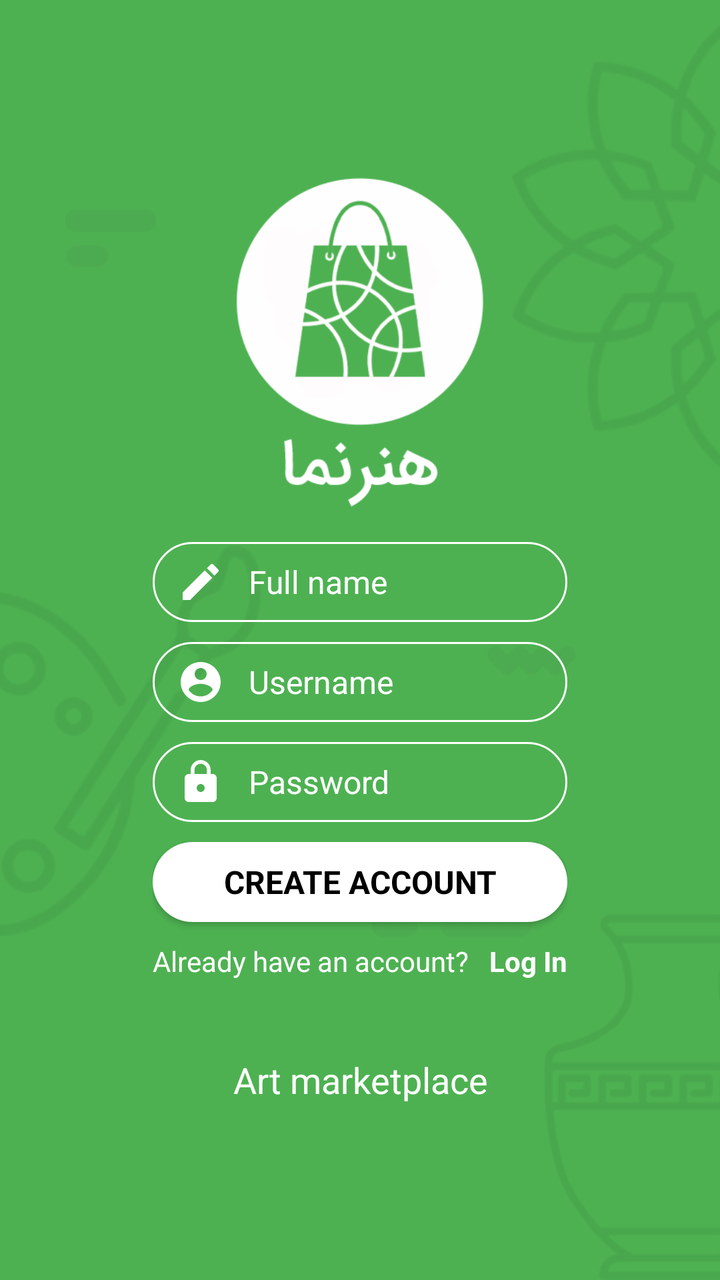
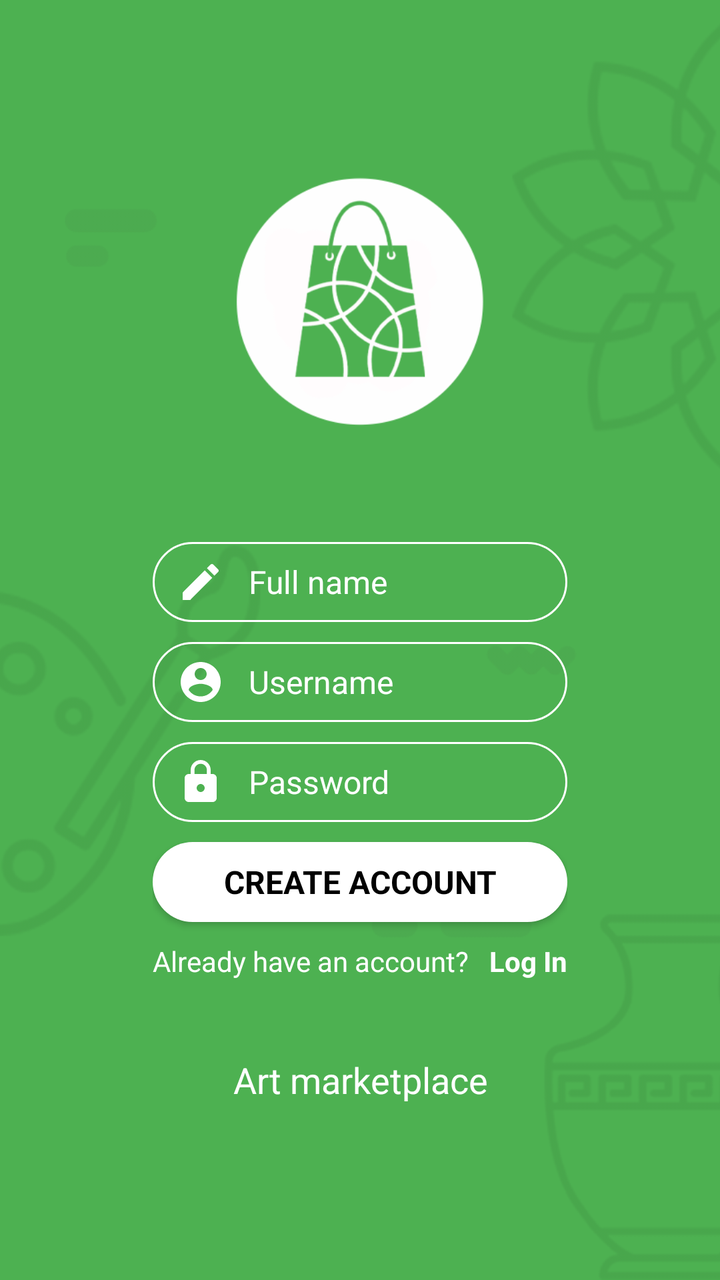

Before-and-after screenshots of an Android layout around one commit, followed by the original layout XML and the change that was made.
<!-- AndroidManifest.xml: application theme AppTheme -->
<!-- res/layout/activity_register.xml -->
<?xml version="1.0" encoding="utf-8"?>
<RelativeLayout xmlns:android="http://schemas.android.com/apk/res/android"
    xmlns:tools="http://schemas.android.com/tools"
    android:layout_width="match_parent"
    android:layout_height="match_parent"
    android:background="@color/colorPrimary">

    <ImageView
        android:layout_width="match_parent"
        android:layout_height="match_parent"
        android:scaleType="centerCrop"
        android:src="@drawable/splash_bg" />

    <include
        layout="@layout/include_brand_logo"
        android:layout_width="180dp"
        android:layout_height="180dp"
        android:layout_centerHorizontal="true"
        android:layout_marginTop="80dp" />

    <LinearLayout
        android:layout_width="wrap_content"
        android:layout_height="wrap_content"
        android:layout_alignParentBottom="true"
        android:layout_centerHorizontal="true"
        android:gravity="center"
        android:orientation="vertical">


        <EditText
            android:id="@+id/register_name"
            android:layout_width="match_parent"
            android:layout_height="40dp"
            android:background="@drawable/edit_round"
            android:drawableStart="@drawable/ic_edit"
            android:drawablePadding="12dp"
            android:ems="10"
            android:hint="@string/hint_user_name"
            android:inputType="textPersonName"
            android:paddingStart="12dp"
            android:paddingEnd="12dp"
            android:textColor="@android:color/white"
            android:textColorHint="@android:color/white"
            android:textSize="16sp"
            tools:ignore="RtlCompat" />

        <EditText
            android:id="@+id/register_username"
            android:layout_width="match_parent"
            android:layout_height="40dp"
            android:layout_marginTop="@dimen/spacing_middle"
            android:background="@drawable/edit_round"
            android:drawableStart="@drawable/ic_account"
            android:drawablePadding="12dp"
            android:ems="10"
            android:hint="@string/hint_user_username"
            android:inputType="textEmailAddress"
            android:paddingStart="12dp"
            android:paddingEnd="12dp"
            android:textColor="@android:color/white"
            android:textColorHint="@android:color/white"
            android:textSize="16sp"
            tools:ignore="RtlCompat" />

        <EditText
            android:id="@+id/register_password"
            android:layout_width="match_parent"
            android:layout_height="40dp"
            android:layout_marginTop="@dimen/spacing_middle"
            android:background="@drawable/edit_round"
            android:drawableStart="@drawable/ic_lock"
            android:drawablePadding="12dp"
            android:ems="10"
            android:hint="@string/hint_user_password"
            android:imeOptions="actionDone"
            android:inputType="textPassword"
            android:paddingStart="12dp"
            android:paddingEnd="12dp"
            android:textColor="@android:color/white"
            android:textColorHint="@android:color/white"
            android:textSize="16sp"
            tools:ignore="RtlCompat" />

        <Button
            android:id="@+id/register_button"
            android:layout_width="match_parent"
            android:layout_height="40dp"
            android:layout_marginTop="@dimen/spacing_middle"
            android:background="@drawable/button_round"
            android:text="@string/register"
            android:textColor="@android:color/black"
            android:textSize="16sp"
            android:textStyle="bold" />

        <LinearLayout
            android:layout_width="wrap_content"
            android:layout_height="wrap_content"
            android:layout_marginTop="@dimen/spacing_middle"
            android:gravity="center"
            android:orientation="horizontal">

            <TextView
                android:layout_width="wrap_content"
                android:layout_height="wrap_content"
                android:text="@string/have_account"
                android:textColor="@android:color/white"
                android:textSize="14sp" />

            <TextView
                android:id="@+id/login_page_button"
                android:layout_width="wrap_content"
                android:layout_height="wrap_content"
                android:layout_marginStart="@dimen/spacing_middle"
                android:text="@string/login"
                android:textColor="@android:color/white"
                android:textSize="14sp"
                android:textStyle="bold"
                tools:ignore="RtlCompat" />

        </LinearLayout>

        <TextView
            android:layout_width="200dp"
            android:layout_height="100dp"
            android:layout_marginBottom="@dimen/spacing_xxlarge"
            android:gravity="center"
            android:text="@string/app_tag_line"
            android:textAppearance="@style/Base.TextAppearance.AppCompat.Medium"
            android:textColor="@android:color/white" />

    </LinearLayout>

</RelativeLayout>
<!-- res/layout/include_brand_logo.xml (included above) -->
<?xml version="1.0" encoding="utf-8"?>
<ImageView xmlns:android="http://schemas.android.com/apk/res/android"
    android:layout_width="180dp"
    android:layout_height="180dp"
    android:contentDescription="@string/app_name"
    android:scaleType="centerInside"
    android:src="@drawable/main_logo" />
<!-- resources referenced by this layout -->
<resources>
  <color name="colorPrimary">#4DB151</color>
  <dimen name="spacing_middle">10dp</dimen>
  <dimen name="spacing_xxlarge">50dp</dimen>
  <!-- drawable button_round (drawable) -->
  <?xml version="1.0" encoding="utf-8"?>
  <selector xmlns:tools="http://schemas.android.com/tools" xmlns:android="http://schemas.android.com/apk/res/android">
  
      <item android:state_enabled="true">
          <shape android:shape="rectangle">
              <solid android:color="@android:color/white"/>
              <corners android:radius="20dp"/>
          </shape>
      </item>
  
  </selector>
  <!-- drawable edit_round (drawable) -->
  <?xml version="1.0" encoding="utf-8"?>
  <selector xmlns:android="http://schemas.android.com/apk/res/android">
  
      <item android:state_enabled="true" android:state_focused="true">
          <shape android:shape="rectangle">
              <corners android:radius="20dp"/>
              <stroke android:color="@color/colorAccent" android:width="1dp"/>
          </shape>
      </item>
  
      <item android:state_enabled="true">
          <shape android:shape="rectangle">
              <corners android:radius="20dp"/>
              <stroke android:color="@android:color/white" android:width="1dp"/>
          </shape>
      </item>
  
  </selector>
  <!-- drawable ic_account (drawable) -->
  <vector xmlns:android="http://schemas.android.com/apk/res/android"
      android:width="24dp"
      android:height="24dp"
      android:viewportWidth="24"
      android:viewportHeight="24">
    <path
        android:fillColor="@android:color/white"
        android:pathData="M12,2C6.48,2 2,6.48 2,12s4.48,10 10,10 10,-4.48 10,-10S17.52,2 12,2zM12,5c1.66,0 3,1.34 3,3s-1.34,3 -3,3 -3,-1.34 -3,-3 1.34,-3 3,-3zM12,19.2c-2.5,0 -4.71,-1.28 -6,-3.22 0.03,-1.99 4,-3.08 6,-3.08 1.99,0 5.97,1.09 6,3.08 -1.29,1.94 -3.5,3.22 -6,3.22z"/>
  </vector>
  <!-- drawable ic_edit (drawable) -->
  <vector xmlns:android="http://schemas.android.com/apk/res/android"
      android:width="24dp"
      android:height="24dp"
      android:viewportWidth="24"
      android:viewportHeight="24">
    <path
        android:fillColor="@android:color/white"
        android:pathData="M3,17.25V21h3.75L17.81,9.94l-3.75,-3.75L3,17.25zM20.71,7.04c0.39,-0.39 0.39,-1.02 0,-1.41l-2.34,-2.34c-0.39,-0.39 -1.02,-0.39 -1.41,0l-1.83,1.83 3.75,3.75 1.83,-1.83z"/>
  </vector>
  <!-- drawable ic_lock (drawable) -->
  <vector xmlns:android="http://schemas.android.com/apk/res/android"
      android:width="24dp"
      android:height="24dp"
      android:viewportWidth="24"
      android:viewportHeight="24">
    <path
        android:fillColor="@android:color/white"
        android:pathData="M18,8h-1L17,6c0,-2.76 -2.24,-5 -5,-5S7,3.24 7,6v2L6,8c-1.1,0 -2,0.9 -2,2v10c0,1.1 0.9,2 2,2h12c1.1,0 2,-0.9 2,-2L20,10c0,-1.1 -0.9,-2 -2,-2zM12,17c-1.1,0 -2,-0.9 -2,-2s0.9,-2 2,-2 2,0.9 2,2 -0.9,2 -2,2zM15.1,8L8.9,8L8.9,6c0,-1.71 1.39,-3.1 3.1,-3.1 1.71,0 3.1,1.39 3.1,3.1v2z"/>
  </vector>
  <!-- drawable main_logo: png bitmap (drawable, 22890 bytes) -->
  <!-- drawable splash_bg: png bitmap (drawable, 30730 bytes) -->
  <string name="app_name">Honarnama</string>
  <string name="app_tag_line">Art marketplace</string>
  <string name="have_account">Already have an account?</string>
  <string name="hint_user_name">Full name</string>
  <string name="hint_user_password">Password</string>
  <string name="hint_user_username">Username</string>
  <string name="login">Log In</string>
  <string name="register">Create Account</string>
  <style name="AppTheme" parent="Theme.AppCompat.Light.NoActionBar">
          
          <item name="colorPrimary">@color/colorPrimary</item>
          <item name="colorPrimaryDark">@color/colorPrimaryDark</item>
          <item name="colorAccent">@color/colorAccent</item>
          <item name="colorControlNormal">@color/grey_60</item>
          <item name="fontFamily">@font/iransans</item>
      </style>
  <color name="colorAccent">#FFDE26</color>
  <color name="colorPrimaryDark">#429E45</color>
  <color name="grey_60">#666666</color>
</resources>

<!-- the commit's change to res/layout/activity_register.xml (unified diff, before → after) -->
@@ -14,7 +14,7 @@
     <include
         layout="@layout/include_brand_logo"
         android:layout_width="180dp"
-        android:layout_height="180dp"
+        android:layout_height="135dp"
         android:layout_centerHorizontal="true"
         android:layout_marginTop="80dp" />
 
@@ -133,9 +133,17 @@
 </RelativeLayout>
 <!-- res/layout/include_brand_logo.xml (included above) -->
 <?xml version="1.0" encoding="utf-8"?>
-<ImageView xmlns:android="http://schemas.android.com/apk/res/android"
+<FrameLayout xmlns:android="http://schemas.android.com/apk/res/android"
     android:layout_width="180dp"
-    android:layout_height="180dp"
-    android:contentDescription="@string/app_name"
-    android:scaleType="centerInside"
-    android:src="@drawable/main_logo" />
+    android:layout_height="135dp"
+    android:clipChildren="true"
+    android:clipToPadding="true">
+
+    <ImageView
+        android:layout_width="180dp"
+        android:layout_height="180dp"
+        android:layout_gravity="top|center_horizontal"
+        android:contentDescription="@string/app_name"
+        android:scaleType="fitCenter"
+        android:src="@drawable/main_logo" />
+</FrameLayout>
